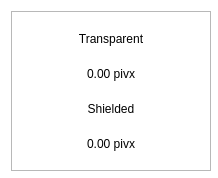
First picture: the form in src/qt/pivx/forms/balancebubble.ui, repository PivxLiteDev/PivxLite, before the edit.
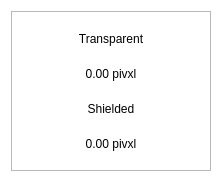
Second picture: the form after the edit.

Commit message: renamed pivxd -> pivxld and pivx -> pivxl renamed PIVX -> PIVXL

What changed in the file:
```diff
--- a/src/qt/pivx/forms/balancebubble.ui
+++ b/src/qt/pivx/forms/balancebubble.ui
@@ -87,7 +87,7 @@
          <string notr="true"/>
         </property>
         <property name="text">
-         <string>0.00 pivx</string>
+         <string>0.00 pivxl</string>
         </property>
         <property name="alignment">
          <set>Qt::AlignCenter</set>
@@ -113,7 +113,7 @@
          <string notr="true"/>
         </property>
         <property name="text">
-         <string>0.00 pivx</string>
+         <string>0.00 pivxl</string>
         </property>
         <property name="alignment">
          <set>Qt::AlignCenter</set>
```
The commit also changes 819 other files.
